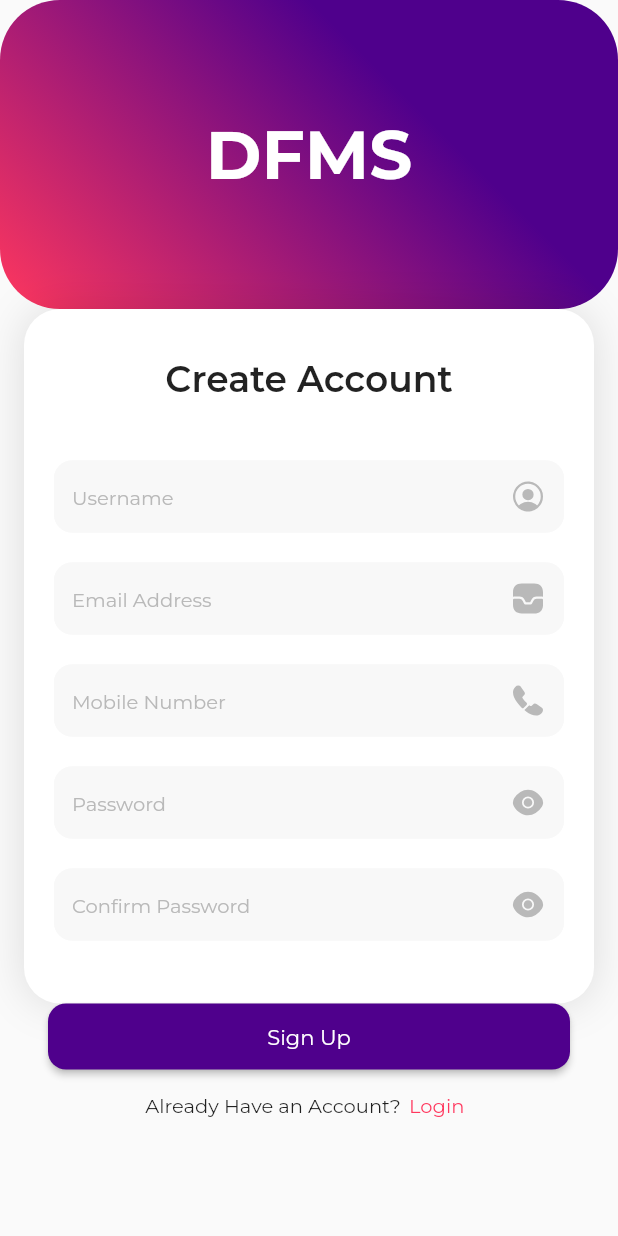
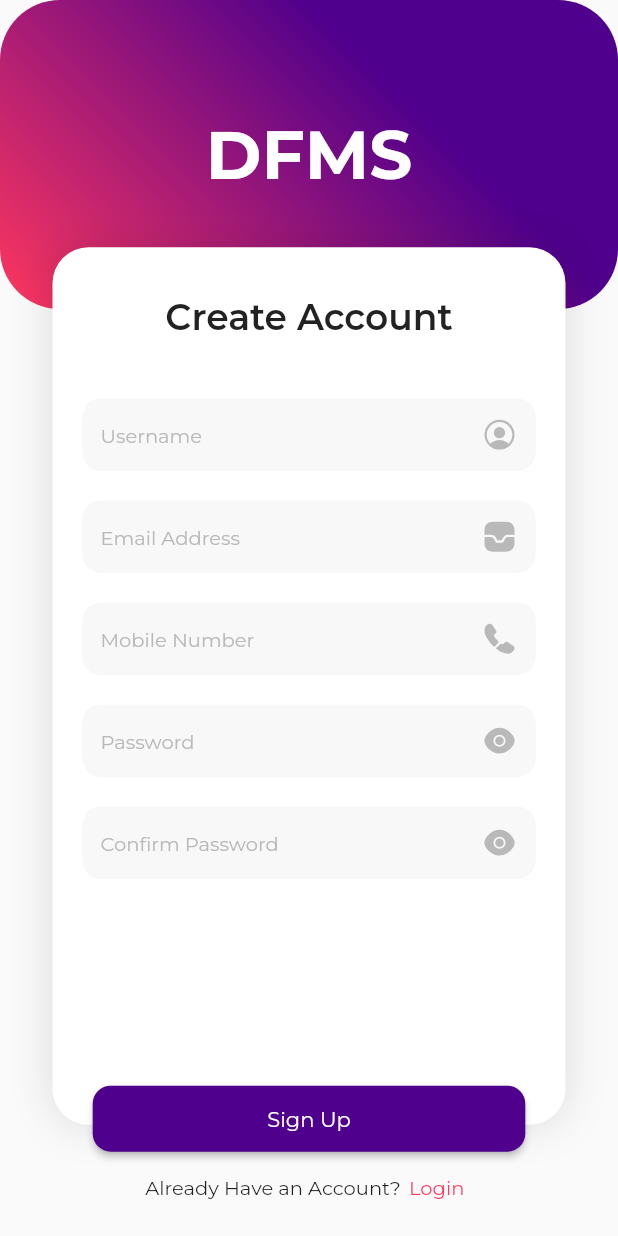
Before and after one commit to ShazaAshraf75/login-interface, a Flutter app: the screen it shows after launch, on a phone screen of 412 x 824 dp. Run offline on Flutter 3.47's test engine with Material 2 defaults, Android fonts, the phone set to English and light mode, and no system bars; our stand-ins replace flutter_svg.

Commit message:
Finishing Up the Register Screen

```diff
--- a/lib/components/components.dart
+++ b/lib/components/components.dart
@@ -1,5 +1,4 @@
 import 'package:flutter/material.dart';
-
 import 'package:flutter_svg/svg.dart';
 import 'package:login_interface/theme/colors.dart';
 
@@ -75,10 +74,11 @@ Widget customTextField({
     );
 Widget customButton({
   required String text,
+  required double width,
 }) =>
     SizedBox(
       height: 44,
-      width: double.infinity,
+      width: width,
       child: ElevatedButton(
           onPressed: () {},
           style: ButtonStyle(
--- a/lib/register/register_screen.dart
+++ b/lib/register/register_screen.dart
@@ -18,12 +18,22 @@ class RegisterScreen extends StatelessWidget {
         body: Column(
       mainAxisSize: MainAxisSize.min,
       children: [
+        SizedBox(
+          height: MediaQuery.of(context).size.height * 1,
+          width: MediaQuery.of(context).size.width * 1,
+          child: Stack(
+            alignment: AlignmentDirectional.topCenter,
+            fit: StackFit.loose,
+            children: [
               dfmsWidget(context),
-        Container(
-          width: double.infinity,
-          alignment: Alignment.center,
-          margin: const EdgeInsets.symmetric(horizontal: 16),
-          padding: const EdgeInsets.symmetric(horizontal: 20, vertical: 32),
+              Positioned(
+                top: MediaQuery.of(context).size.height * 0.20,
+                width: MediaQuery.of(context).size.width * 1,
+                height: MediaQuery.of(context).size.height * 0.71,
+                child: Container(
+                  margin: const EdgeInsets.symmetric(horizontal: 35),
+                  padding:
+                      const EdgeInsets.symmetric(horizontal: 20, vertical: 32),
                   decoration: BoxDecoration(
                     color: Colors.white,
                     borderRadius: BorderRadius.circular(24),
@@ -72,7 +82,8 @@ class RegisterScreen extends StatelessWidget {
                             func: (value) {
                               if (value!.isEmpty) {
                                 return "Email must not be empty";
-                      } else if (!value.contains("@") && !value.contains(".")) {
+                              } else if (!value.contains("@") &&
+                                  !value.contains(".")) {
                                 return "Invalid Email Address";
                               } else {
                                 return null;
@@ -120,17 +131,28 @@ class RegisterScreen extends StatelessWidget {
                     ),
                   ),
                 ),
-        Padding(
-          padding: const EdgeInsets.symmetric(horizontal: 32),
-          child: customButton(text: 'Sign Up'),
               ),
+              Positioned(
+                  bottom: MediaQuery.of(context).size.height * 0.01,
+                  child: Column(
+                    children: [
+                      customButton(
+                          text: 'Sign Up',
+                          width: MediaQuery.of(context).size.width * 0.7),
                       accountWidget(
                           question: "Already Have an Account?",
                           answer: "Login",
                           func: () {
-              Navigator.push(context,
-                  MaterialPageRoute(builder: (context) => LoginScreen()));
-            })
+                            Navigator.push(
+                                context,
+                                MaterialPageRoute(
+                                    builder: (context) => LoginScreen()));
+                          }),
+                    ],
+                  )),
+            ],
+          ),
+        ),
       ],
     ));
   }
```
Lines whose indentation alone changed are shown as unchanged.
